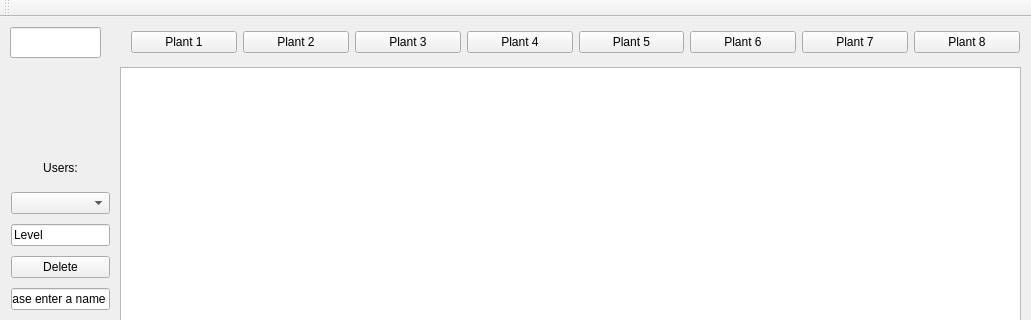
This is mainwindow.ui in bbaksh/pvz as Qt 5 draws it before an edit; both pictures show x 0 to 1031 and y 0 to 320 of the 1031 by 608 pixel window. The edited form follows.
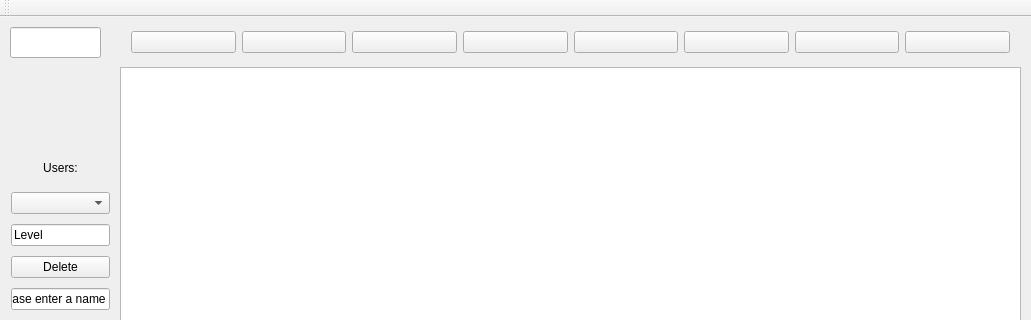
This is the edited form.

What changed in the file:
```diff
--- a/mainwindow.ui
+++ b/mainwindow.ui
@@ -22,7 +22,7 @@
      <rect>
       <x>120</x>
       <y>0</y>
-      <width>911</width>
+      <width>901</width>
       <height>51</height>
      </rect>
     </property>
@@ -30,56 +30,56 @@
      <item>
       <widget class="QPushButton" name="plant1Button">
        <property name="text">
-        <string>Plant 1</string>
+        <string/>
        </property>
       </widget>
      </item>
      <item>
       <widget class="QPushButton" name="plant2Button">
        <property name="text">
-        <string>Plant 2</string>
+        <string/>
        </property>
       </widget>
      </item>
      <item>
       <widget class="QPushButton" name="plant3Button">
        <property name="text">
-        <string>Plant 3</string>
+        <string/>
        </property>
       </widget>
      </item>
      <item>
       <widget class="QPushButton" name="plant4Button">
        <property name="text">
-        <string>Plant 4</string>
+        <string/>
        </property>
       </widget>
      </item>
      <item>
       <widget class="QPushButton" name="plant5Button">
        <property name="text">
-        <string>Plant 5</string>
+        <string/>
        </property>
       </widget>
      </item>
      <item>
       <widget class="QPushButton" name="plant6Button">
        <property name="text">
-        <string>Plant 6</string>
+        <string/>
        </property>
       </widget>
      </item>
      <item>
       <widget class="QPushButton" name="plant7Button">
        <property name="text">
-        <string>Plant 7</string>
+        <string/>
        </property>
       </widget>
      </item>
      <item>
       <widget class="QPushButton" name="plant8Button">
        <property name="text">
-        <string>Plant 8</string>
+        <string/>
        </property>
       </widget>
      </item>
```
